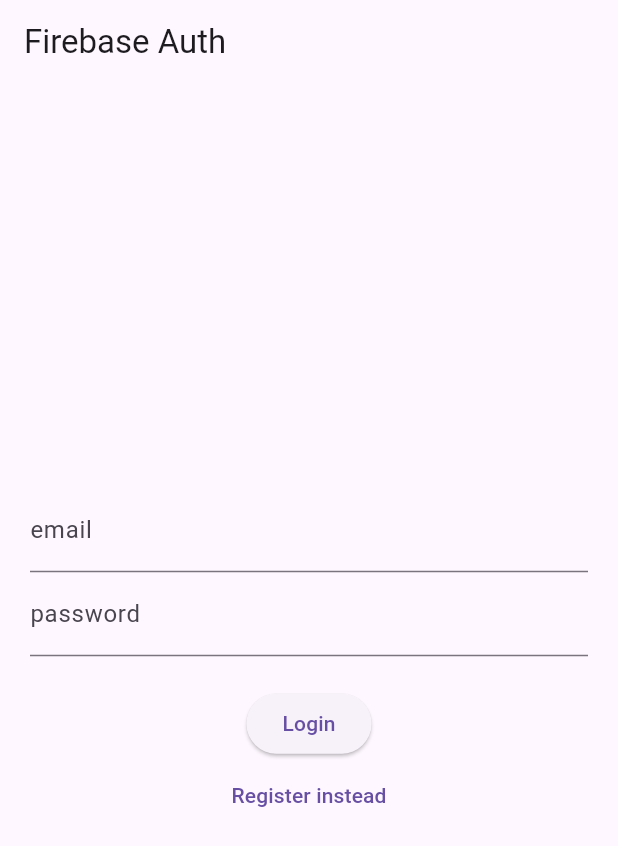
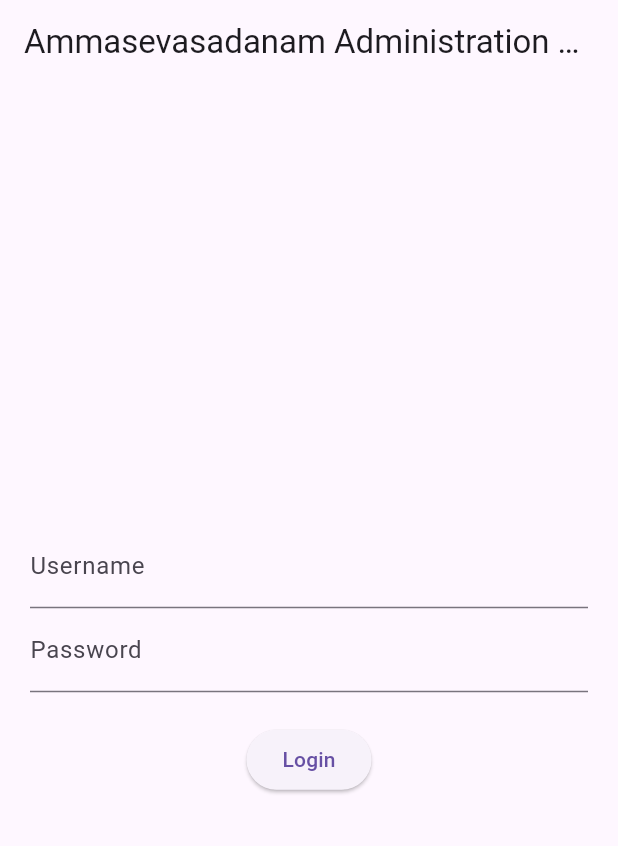
Before and after one commit to TheFinalGuardian/Ammasevasadanam-App, a Flutter app: the screen it shows after launch, on a phone screen of 412 x 824 dp. Shown: the top 846 px of the screen. Run offline on Flutter 3.47's test engine with Material 3 defaults, Android fonts, the phone set to English and light mode, and no system bars; our stand-ins replace cloud_firestore, firebase_auth, firebase_core, flutter_spinkit, flutter_svg; accounts and stored records are empty.

```diff
--- a/lib/firestore/database_service.dart
+++ b/lib/firestore/database_service.dart
@@ -1,7 +1,7 @@
 import 'package:ammasevasadanam_app/firestore/log_data.dart';
 import 'package:cloud_firestore/cloud_firestore.dart';
 
-const String LOG_PATH = "logs/mock-logs/mock";
+const String LOG_PATH = "logs/sample-logs";
 
 final DatabaseService service = DatabaseService();
 
--- a/lib/home_page.dart
+++ b/lib/home_page.dart
@@ -1,4 +1,5 @@
 import 'package:ammasevasadanam_app/auth.dart';
+import 'package:ammasevasadanam_app/widget_tree.dart';
 import 'package:firebase_auth/firebase_auth.dart';
 import 'package:flutter/material.dart';
 import 'package:ammasevasadanam_app/animations/swipe_animations/arrow_animation.dart';
@@ -27,7 +28,6 @@ class HomePage extends StatelessWidget {
                 children: [
                   userID(context),
                   genInstructions(context),
-                  genArrowAnims(context),
                   genPageInstructions(context),
                   signOutButton(context)
                 ],
@@ -42,12 +42,12 @@ class HomePage extends StatelessWidget {
   ElevatedButton signOutButton (BuildContext context){
     return ElevatedButton(
       onPressed: signOut,
-    child: Text('Elevated Button')
+    child: const Text('Sign Out')
     );
   }
 
   Text userID (BuildContext context){
-    return Text(user?.email ?? 'User email');
+    return Text(userRole!);
   }
 
   AppBar genAppBar(BuildContext context) {
--- a/lib/login_register_page.dart
+++ b/lib/login_register_page.dart
@@ -1,9 +1,9 @@
 import 'package:flutter/material.dart';
 import 'package:firebase_auth/firebase_auth.dart';
 import '../auth.dart';
-
+import 'dart:async';
 class LoginRegisterPage extends StatefulWidget{
-  const LoginRegisterPage({Key? key}) : super(key: key);
+  const LoginRegisterPage({super.key});
 
   @override
   State<LoginRegisterPage> createState() => _LoginRegisterPageState();
@@ -43,20 +43,33 @@ class _LoginRegisterPageState extends State<LoginRegisterPage> {
   }
 
   Widget _title(){
-    return const Text('Firebase Auth');
+    return const Text('Ammasevasadanam Administration App');
   }
 
-  Widget _entryField(
-   String title,
+  Widget _usernameField(
     TextEditingController controller,
     ) {
       return TextField(
         controller: controller,
-        decoration: InputDecoration(
-          labelText: title,
+        obscureText: false,
+        decoration: const InputDecoration(
+          labelText: "Username",
         ),
       );
     }
+
+ Widget _passwordField(
+    TextEditingController controller,
+    ) {
+      return TextField(
+        controller: controller,
+        obscureText: true,
+        decoration: const InputDecoration(
+          labelText: "Password",
+        ),
+      );
+    }
+
 
   Widget _errorMessage(){
     return Text(errorMessage == '' ? '' : 'Humm ? $errorMessage');
@@ -64,19 +77,12 @@ class _LoginRegisterPageState extends State<LoginRegisterPage> {
 
   Widget _submitButton(){
     return ElevatedButton(
-      onPressed: isLogin ? signInWithEmailAndPassword : createUserWithEmailAndPassword,
-      child: Text(isLogin ? 'Login' : 'Register'),
-    );
-  }
-
-  Widget _loginOrRegisterButton(){
-    return TextButton(
       onPressed: (){
-        setState(() {
-          isLogin = !isLogin;
-        });
+        signInWithEmailAndPassword();
+        fetch();
+        Future.delayed(const Duration(seconds: 10), () {});
       },
-      child: Text(isLogin ? 'Register instead' : 'Login instead'),
+      child: const Text("Login"),
     );
   }
 
@@ -94,11 +100,10 @@ class _LoginRegisterPageState extends State<LoginRegisterPage> {
           crossAxisAlignment: CrossAxisAlignment.center,
           mainAxisAlignment: MainAxisAlignment.center,
           children: <Widget>[
-            _entryField('email', _controllerEmail),
-            _entryField('password', _controllerPassword),
+            _usernameField(_controllerEmail),
+            _passwordField(_controllerPassword),
             _errorMessage(),
             _submitButton(),
-            _loginOrRegisterButton(),
           ],
         )
       ),
--- a/lib/main.dart
+++ b/lib/main.dart
@@ -1,7 +1,6 @@
 // ignore_for_file: must_be_immutable
 
 import 'package:ammasevasadanam_app/firestore/firebase_options.dart';
-import 'package:ammasevasadanam_app/page_view.dart';
 import 'package:ammasevasadanam_app/widget_tree.dart';
 import 'package:cloud_firestore/cloud_firestore.dart';
 import 'package:firebase_core/firebase_core.dart';
@@ -9,20 +8,21 @@ import 'package:flutter/material.dart';
 
 Future<void> main() async {
   WidgetsFlutterBinding.ensureInitialized();
+
   await Firebase.initializeApp(
       name: "Ammasevasadanam App",
       options: DefaultFirebaseOptions.currentPlatform);
   FirebaseFirestore.instance.settings =
       const Settings(persistenceEnabled: true);
-  runApp(App());
+  runApp(const App());
 }
 
 class App extends StatelessWidget {
-  App({super.key});
+  const App({super.key});
 
   @override
   Widget build(BuildContext context) {
-    return MaterialApp(
+    return const MaterialApp(
       home: WidgetTree(),
     );
   }
--- a/lib/page_view.dart
+++ b/lib/page_view.dart
@@ -7,7 +7,7 @@ import 'package:ammasevasadanam_app/report_page_stuff/report_page.dart';
 import 'package:flutter/material.dart';
 
 class PageViewVersion extends StatefulWidget {
-  PageViewVersion({super.key});
+  PageViewVersion({super.key, String? userName});
 
   LogPage logpage = LogPage();
   HomePage homepage =  HomePage();
@@ -35,9 +35,11 @@ int pageChanged = 1;
 PageController pageController = PageController(initialPage: 1);
 
 class _PageViewVersionState extends State<PageViewVersion> {
+
+
   void changePage(int x) {
-    pageController.jumpToPage(x);
-    track = x;
+      pageController.jumpToPage(x);
+      track = x;
   }
 
   @override
--- a/lib/widget_tree.dart
+++ b/lib/widget_tree.dart
@@ -3,24 +3,29 @@
 
 
 import 'package:ammasevasadanam_app/auth.dart';
-import 'package:ammasevasadanam_app/home_page.dart';
 import 'package:ammasevasadanam_app/login_register_page.dart';
 import 'package:ammasevasadanam_app/page_view.dart';
 import 'package:flutter/material.dart';
 
+String? userName = "user";
+String? userRole = "user";
+
 class WidgetTree extends StatefulWidget{
-  const WidgetTree({Key? key}) : super(key: key);
+  const WidgetTree({super.key});
 
   @override
   State<WidgetTree> createState() => _WidgetTreeState();
 }
 
 class _WidgetTreeState extends State<WidgetTree> {
+
+PageViewVersion createpages(){
+  fetch();
   PageViewVersion pages3 = PageViewVersion();
+  Future.delayed(const Duration(seconds: 10), () {});
+  return pages3;
+}
 
-  PageViewVersion getUI() {
-    return pages3;
-  }
 
   @override
   Widget build(BuildContext context){
@@ -28,9 +33,10 @@ class _WidgetTreeState extends State<WidgetTree> {
       stream: Auth().authStateChanges,
       builder: (context, snapshot){
         if(snapshot.hasData){
-          return pages3;
+          userName = snapshot.data?.email;
+          return createpages();
         } else {
-          return LoginRegisterPage();
+          return const LoginRegisterPage();
         }
       }
       );
```
Also changed, not shown: lib/auth.dart (+39 -3 lines), lib/report_page_stuff/custom_tile.dart (+11 -1 lines), 5 other files.
